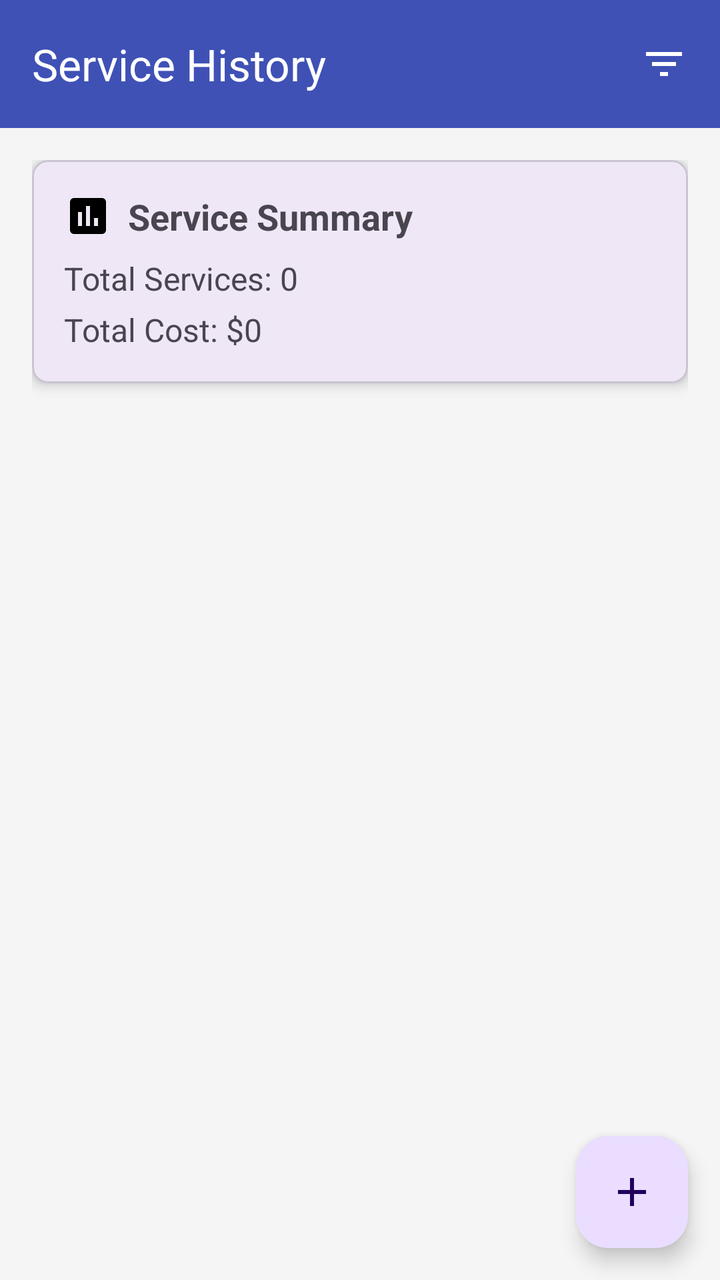
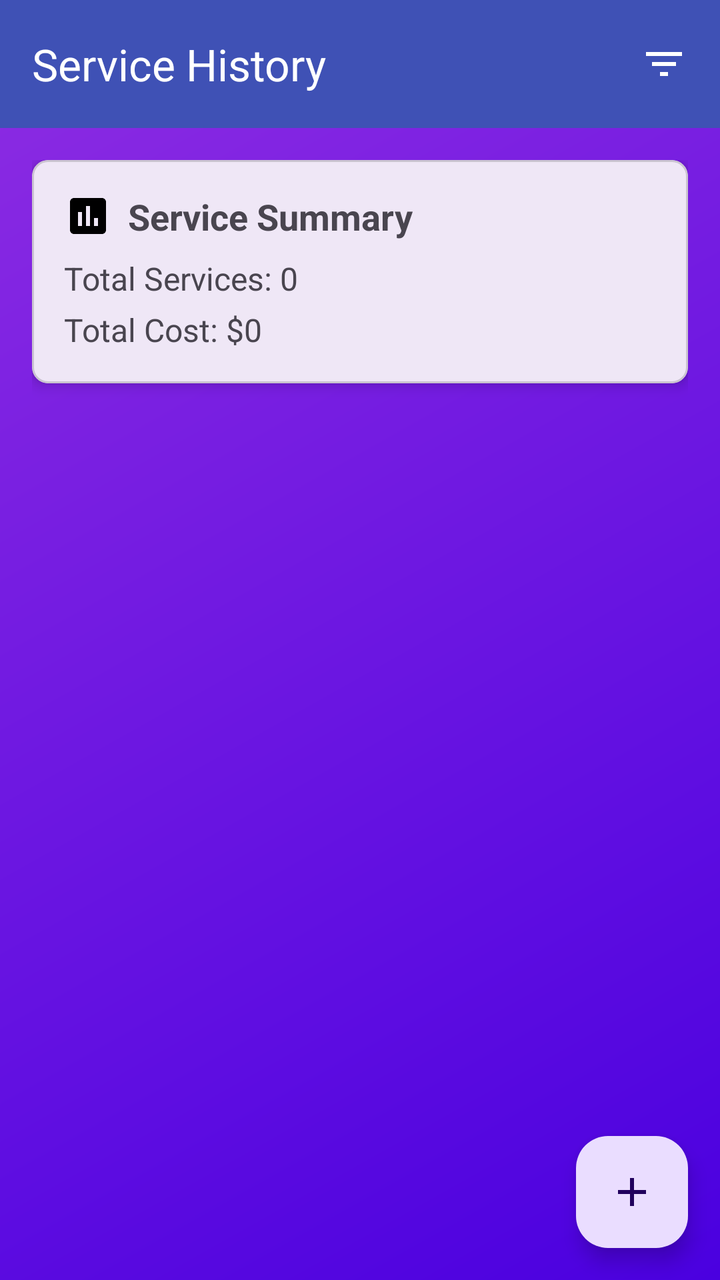

Two renders of the same Android screen: before a commit and after it. Below are the layout's source before the change and the commit's diff.
<!-- AndroidManifest.xml: application theme Theme.MyApplication -->
<!-- res/layout/activity_service_history.xml -->
<?xml version="1.0" encoding="utf-8"?>
<androidx.coordinatorlayout.widget.CoordinatorLayout
    xmlns:android="http://schemas.android.com/apk/res/android"
    xmlns:app="http://schemas.android.com/apk/res-auto"
    android:layout_width="match_parent"
    android:layout_height="match_parent"
    android:background="@color/colorBackground">

    <com.google.android.material.appbar.AppBarLayout
        android:layout_width="match_parent"
        android:layout_height="wrap_content">

        <androidx.appcompat.widget.Toolbar
            android:id="@+id/toolbar"
            android:layout_width="match_parent"
            android:layout_height="?attr/actionBarSize"
            android:background="@color/colorPrimary"
            app:title="Service History"
            app:titleTextColor="@android:color/white">

            <ImageView
                android:id="@+id/ivFilter"
                android:layout_width="wrap_content"
                android:layout_height="wrap_content"
                android:layout_gravity="end"
                android:layout_marginEnd="16dp"
                android:src="@drawable/ic_filter"
                android:contentDescription="Filter"/>

        </androidx.appcompat.widget.Toolbar>

    </com.google.android.material.appbar.AppBarLayout>

    <androidx.core.widget.NestedScrollView
        android:layout_width="match_parent"
        android:layout_height="match_parent"
        app:layout_behavior="@string/appbar_scrolling_view_behavior">

        <LinearLayout
            android:layout_width="match_parent"
            android:layout_height="wrap_content"
            android:orientation="vertical"
            android:padding="16dp">

            <com.google.android.material.card.MaterialCardView
                android:layout_width="match_parent"
                android:layout_height="wrap_content"
                android:layout_marginBottom="16dp"
                app:cardCornerRadius="8dp"
                app:cardElevation="4dp">

                <LinearLayout
                    android:layout_width="match_parent"
                    android:layout_height="wrap_content"
                    android:orientation="vertical"
                    android:padding="16dp">

                    <TextView
                        android:layout_width="wrap_content"
                        android:layout_height="wrap_content"
                        android:text="Service Summary"
                        android:textSize="18sp"
                        android:textStyle="bold"
                        android:drawableStart="@drawable/ic_summary"
                        android:drawablePadding="8dp"/>

                    <TextView
                        android:id="@+id/tvTotalServices"
                        android:layout_width="wrap_content"
                        android:layout_height="wrap_content"
                        android:layout_marginTop="8dp"
                        android:text="Total Services: 0"
                        android:textSize="16sp"/>

                    <TextView
                        android:id="@+id/tvTotalCost"
                        android:layout_width="wrap_content"
                        android:layout_height="wrap_content"
                        android:layout_marginTop="4dp"
                        android:text="Total Cost: $0"
                        android:textSize="16sp"/>

                </LinearLayout>

            </com.google.android.material.card.MaterialCardView>

            <androidx.recyclerview.widget.RecyclerView
                android:id="@+id/rvServiceHistory"
                android:layout_width="match_parent"
                android:layout_height="wrap_content"
                android:nestedScrollingEnabled="false"/>

        </LinearLayout>

    </androidx.core.widget.NestedScrollView>

    <com.google.android.material.floatingactionbutton.FloatingActionButton
        android:id="@+id/fabAddService"
        android:layout_width="wrap_content"
        android:layout_height="wrap_content"
        android:layout_gravity="bottom|end"
        android:layout_margin="16dp"
        android:src="@drawable/ic_add_service"
        app:fabSize="normal"/>

</androidx.coordinatorlayout.widget.CoordinatorLayout>
<!-- resources referenced by this layout -->
<resources>
  <color name="colorBackground">#F5F5F5</color>
  <color name="colorPrimary">#3F51B5</color>
  <!-- drawable ic_add_service (drawable) -->
  <vector xmlns:android="http://schemas.android.com/apk/res/android"
      android:width="24dp"
      android:height="24dp"
      android:viewportWidth="24"
      android:viewportHeight="24">
      <path
          android:fillColor="#FFFFFF"
          android:pathData="M19,13h-6v6h-2v-6H5v-2h6V5h2v6h6v2z"/>
  </vector>
  <!-- drawable ic_filter (drawable) -->
  <vector xmlns:android="http://schemas.android.com/apk/res/android"
      android:width="24dp"
      android:height="24dp"
      android:viewportWidth="24"
      android:viewportHeight="24">
      <path
          android:fillColor="#FFFFFF"
          android:pathData="M10,18h4v-2h-4v2zM3,6v2h18V6H3zm3,7h12v-2H6v2z"/>
  </vector>
  <!-- drawable ic_summary (drawable) -->
  <vector xmlns:android="http://schemas.android.com/apk/res/android"
      android:width="24dp"
      android:height="24dp"
      android:viewportWidth="24"
      android:viewportHeight="24">
      <path
          android:fillColor="#000000"
          android:pathData="M19,3H5C3.9,3 3,3.9 3,5v14c0,1.1 0.9,2 2,2h14c1.1,0 2,-0.9 2,-2V5C21,3.9 20.1,3 19,3zM9,17H7v-7h2V17zM13,17h-2V7h2V17zM17,17h-2v-4h2V17z"/>
  </vector>
  <style name="Theme.MyApplication" parent="Base.Theme.MyApplication" />
  <style name="Base.Theme.MyApplication" parent="Theme.Material3.DayNight.NoActionBar">
          
          
      </style>
</resources>

<!-- the commit's change to res/layout/activity_service_history.xml (unified diff, before → after) -->
@@ -4,7 +4,7 @@
     xmlns:app="http://schemas.android.com/apk/res-auto"
     android:layout_width="match_parent"
     android:layout_height="match_parent"
-    android:background="@color/colorBackground">
+    android:background="@drawable/gradient_background">
 
     <com.google.android.material.appbar.AppBarLayout
         android:layout_width="match_parent"
<!-- resource entries referenced after the edit -->
@@ -1,7 +1,14 @@
 <!-- resources referenced by this layout -->
 <resources>
-  <color name="colorBackground">#F5F5F5</color>
   <color name="colorPrimary">#3F51B5</color>
+  <!-- drawable gradient_background (drawable) -->
+  <?xml version="1.0" encoding="utf-8"?>
+  <shape xmlns:android="http://schemas.android.com/apk/res/android">
+      <gradient
+          android:startColor="#4A00E0"
+          android:endColor="#8E2DE2"
+          android:angle="135"/>
+  </shape>
   <!-- drawable ic_add_service (drawable) -->
   <vector xmlns:android="http://schemas.android.com/apk/res/android"
       android:width="24dp"
